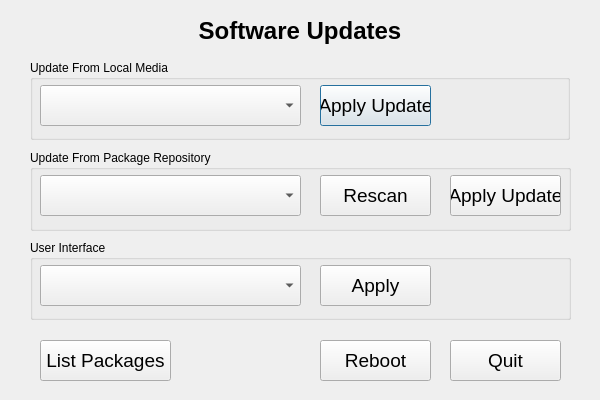
krontech/chronos-cam-app, file update/updatewindow.ui: the form before one commit.
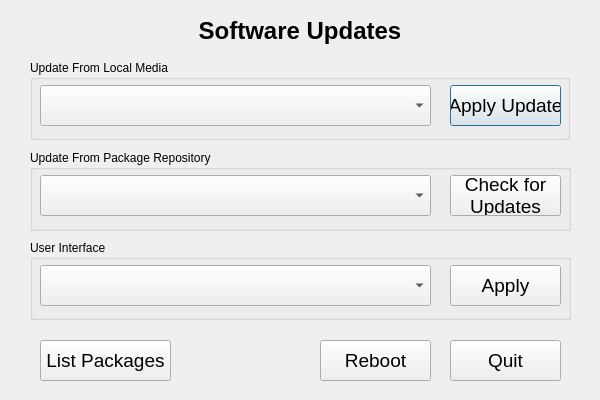
The form after the commit.

Commit message: Tidy up the update window a bit more.

The edit to the form file:
```diff
--- a/update/updatewindow.ui
+++ b/update/updatewindow.ui
@@ -56,7 +56,7 @@
      <rect>
       <x>10</x>
       <y>25</y>
-      <width>261</width>
+      <width>391</width>
       <height>41</height>
      </rect>
     </property>
@@ -69,7 +69,7 @@
    <widget class="QPushButton" name="cmdApplyMedia">
     <property name="geometry">
      <rect>
-      <x>290</x>
+      <x>420</x>
       <y>25</y>
       <width>111</width>
       <height>41</height>
@@ -102,7 +102,7 @@
      <rect>
       <x>10</x>
       <y>25</y>
-      <width>261</width>
+      <width>391</width>
       <height>41</height>
      </rect>
     </property>
@@ -115,7 +115,7 @@
    <widget class="QPushButton" name="cmdApplyGui">
     <property name="geometry">
      <rect>
-      <x>290</x>
+      <x>420</x>
       <y>25</y>
       <width>111</width>
       <height>41</height>
@@ -179,30 +179,12 @@
    <property name="title">
     <string>Update From Package Repository</string>
    </property>
-   <widget class="QPushButton" name="cmdRescanNetwork">
-    <property name="geometry">
-     <rect>
-      <x>290</x>
-      <y>25</y>
-      <width>111</width>
-      <height>41</height>
-     </rect>
-    </property>
-    <property name="font">
-     <font>
-      <pointsize>14</pointsize>
-     </font>
-    </property>
-    <property name="text">
-     <string>Rescan</string>
-    </property>
-   </widget>
    <widget class="QComboBox" name="comboRelease">
     <property name="geometry">
      <rect>
       <x>10</x>
       <y>25</y>
-      <width>261</width>
+      <width>391</width>
       <height>41</height>
      </rect>
     </property>
@@ -227,7 +209,8 @@
      </font>
     </property>
     <property name="text">
-     <string>Apply Update</string>
+     <string>Check for
+Updates</string>
     </property>
    </widget>
   </widget>
```
The commit also changes 6 other files.
